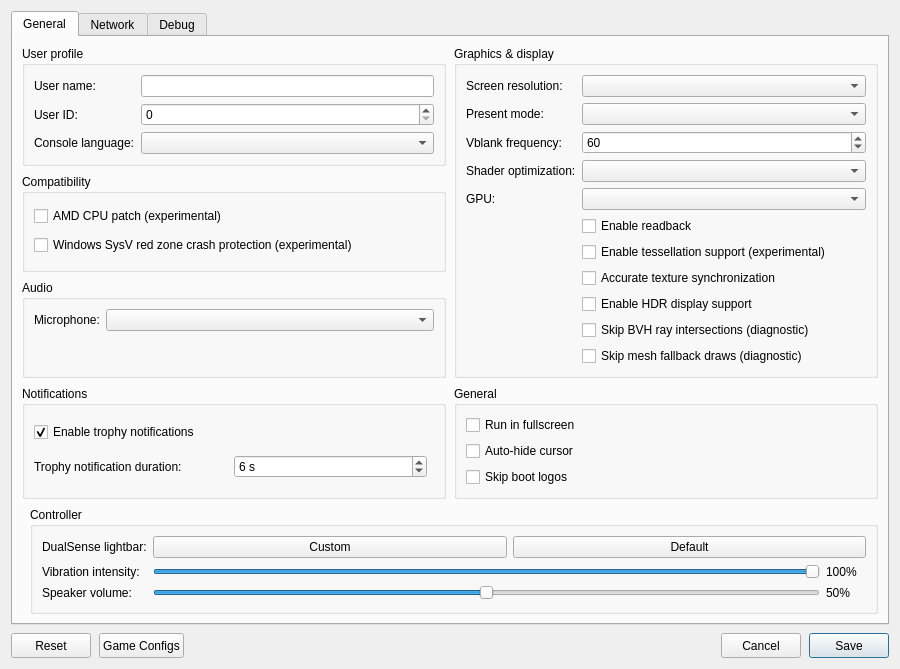
First picture: the form in src/launcher/forms/configuration_edit_dialog.ui, repository AbbasBHF/KytyPS5, before the edit.
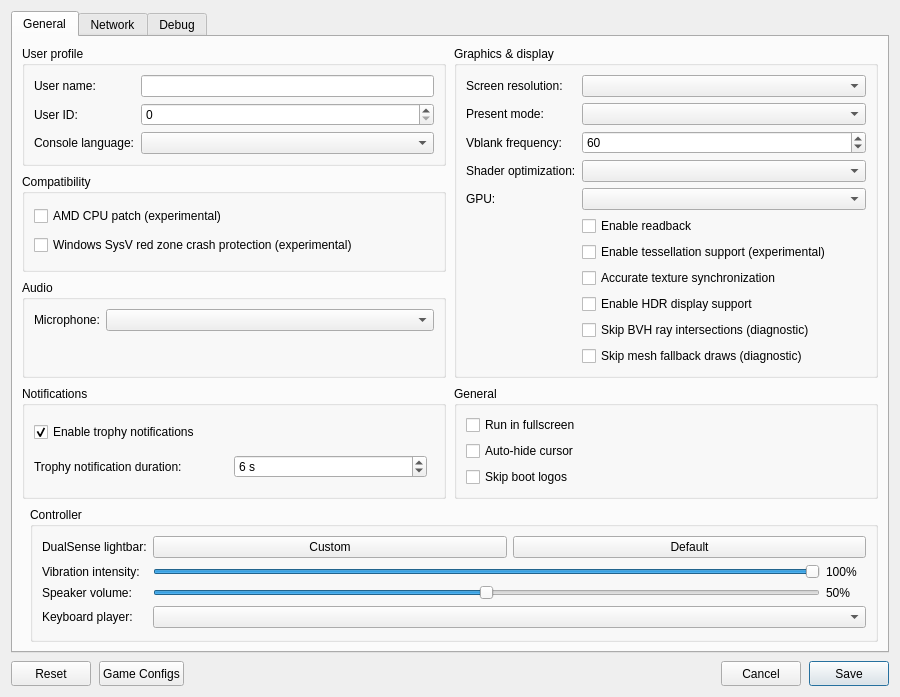
Second picture: the form after the edit. Custom widgets are drawn as their Qt base class.

What changed in the file:
```diff
--- a/src/launcher/forms/configuration_edit_dialog.ui
+++ b/src/launcher/forms/configuration_edit_dialog.ui
@@ -359,6 +359,16 @@
             </item>
            </layout>
           </item>
+          <item row="3" column="0">
+           <widget class="QLabel" name="label_keyboard_player">
+            <property name="text"><string>Keyboard player:</string></property>
+           </widget>
+          </item>
+          <item row="3" column="1">
+           <widget class="QComboBox" name="comboBox_keyboard_player">
+            <property name="toolTip"><string>Gamepads fill the remaining players in connection order. Every player uses the same input mapping.</string></property>
+           </widget>
+          </item>
          </layout>
         </widget>
        </item>
```
Left out of the diff: 1 changed line with no effect on the pictures.
